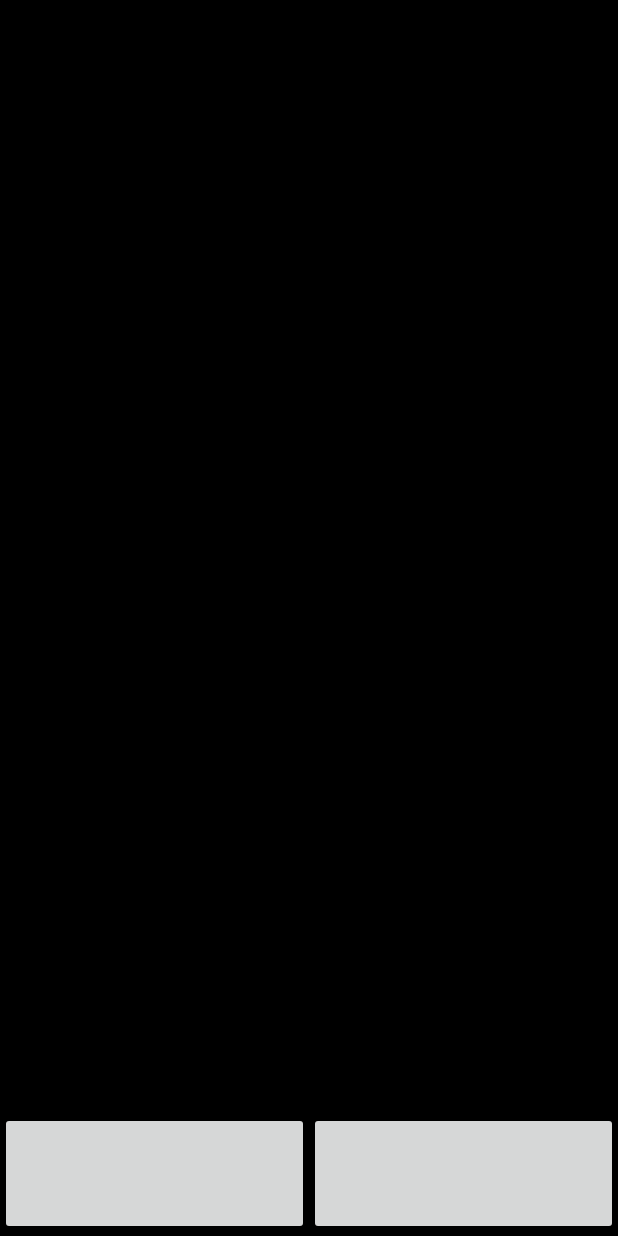
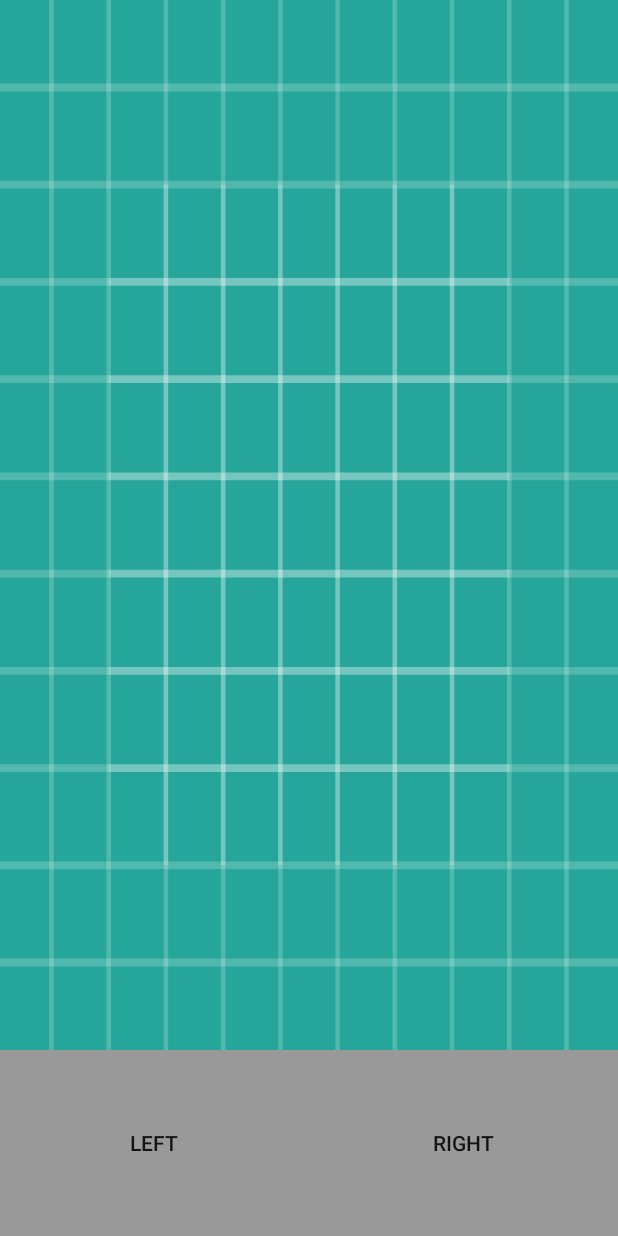
Before and after one commit to threebrooks/UniversalController, an Android app: the layout controller_mouse.xml on its own in the app's theme, with its tools: preview values and no code run, on a phone screen of 412 x 824 dp. Run offline under Robolectric (Android 15) with nearby library versions, the phone set to English and light mode, and no system bars.

Commit message:
Some rearrangement

```diff
--- a/android/app/src/main/java/com/threbrooks/bluetoothkeyboard/ControllerBaseView.java
+++ b/android/app/src/main/java/com/threbrooks/bluetoothkeyboard/ControllerBaseView.java
@@ -1,14 +1,18 @@
 package com.threbrooks.bluetoothkeyboard;
 
 import android.content.Context;
+import android.view.View;
+import android.widget.LinearLayout;
 
 import org.json.JSONObject;
 
-public abstract class ControllerBaseView extends android.support.v7.widget.AppCompatImageView {
+public abstract class ControllerBaseView extends LinearLayout {
     private BluetoothManager mBTManager = null;
 
     public ControllerBaseView(Context context) {
         super(context);
+        LinearLayout.LayoutParams layoutParams = new LinearLayout.LayoutParams(LayoutParams.MATCH_PARENT, LayoutParams.MATCH_PARENT);
+        setLayoutParams(layoutParams);
     }
 
     public void setBluetoothManager(BluetoothManager manager) {
--- a/android/app/src/main/java/com/threbrooks/bluetoothkeyboard/ControllerSNES.java
+++ b/android/app/src/main/java/com/threbrooks/bluetoothkeyboard/ControllerSNES.java
@@ -33,7 +33,7 @@ public class ControllerSNES extends BitmapControllerView {
 
     public boolean onPixelClick(int r, int g, int b, boolean pressed) {
         if (r == 255 & g == 255) {
-            transmitKey(blueToKeyCode(b), pressed ? "KEY_DOWN" : "KEY_UP");
+            transmitEvent(UInput.createKeyEvent(blueToKeyCode(b), pressed));
             return true;
         }
         return false;
--- a/android/app/src/main/java/com/threbrooks/bluetoothkeyboard/FullscreenActivity.java
+++ b/android/app/src/main/java/com/threbrooks/bluetoothkeyboard/FullscreenActivity.java
@@ -114,6 +114,7 @@ public class FullscreenActivity extends AppCompatActivity implements BluetoothMa
                 }
                 mainLL.addView(newView);
                 mainLL.requestLayout();
+                mainLL.postInvalidate();
             }
             @Override
             public void onNothingSelected(AdapterView<?> adapterView) {
--- a/android/app/src/main/res/layout/controller_mouse.xml
+++ b/android/app/src/main/res/layout/controller_mouse.xml
@@ -7,25 +7,34 @@
     android:orientation="vertical"
     tools:context="com.threbrooks.bluetoothkeyboard.FullscreenActivity"
     android:background="#000000">
-    <View
+
+    <ImageView
         android:id="@+id/controller_mouse_touch"
         android:layout_width="match_parent"
         android:layout_height="0dp"
-        android:layout_weight="0.9"/>
+        android:layout_weight="0.85"
+        android:scaleType="fitXY"
+        app:srcCompat="@drawable/ic_launcher_background" />
     <LinearLayout
         android:layout_width="match_parent"
         android:layout_height="0dp"
-        android:layout_weight="0.1"
+        android:layout_weight="0.15"
         android:orientation="horizontal">
+
         <Button
-            android:id="@+id/controller_left_button"
+            android:id="@+id/controller_mouse_left_button"
             android:layout_width="0dp"
             android:layout_height="match_parent"
-            android:layout_weight="0.5"/>
+            android:layout_weight="0.5"
+            android:background="#999999"
+            android:text="left" />
+
         <Button
-            android:id="@+id/controller_right_button"
+            android:id="@+id/controller_mouse_right_button"
             android:layout_width="0dp"
             android:layout_height="match_parent"
-            android:layout_weight="0.5"/>
+            android:layout_weight="0.5"
+            android:background="#999999"
+            android:text="right" />
     </LinearLayout>
 </LinearLayout>
```
Also changed, not shown: android/app/src/main/java/com/threbrooks/bluetoothkeyboard/BitmapControllerImageView.java (added, +119 -0 lines), android/app/src/main/java/com/threbrooks/bluetoothkeyboard/BitmapControllerView.java (+7 -87 lines), android/app/src/main/java/com/threbrooks/bluetoothkeyboard/ControllerMouse.java (+34 -4 lines).
